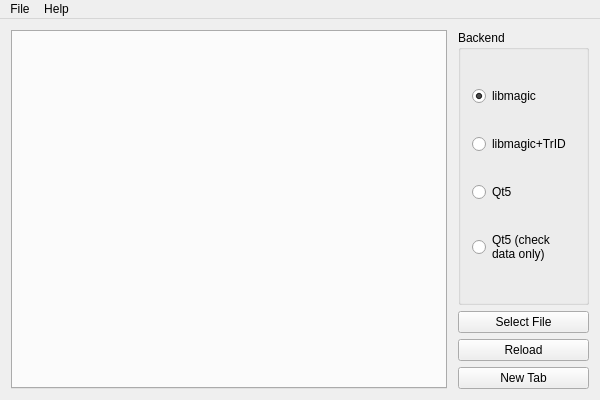
Before: the Qt Designer form fileinsight.ui in jlu5/FileInsight, drawn with Qt 5.
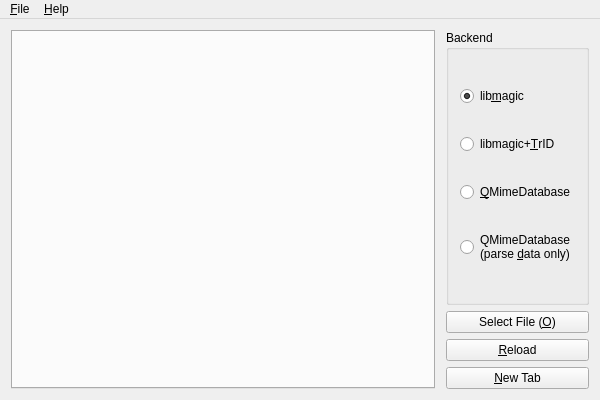
After: the same form once the commit is applied.

Commit message: Rename Qt 5 backend -> QMimeDatabase, consistently add mnemonics

The edit to the form file:
```diff
--- a/fileinsight.ui
+++ b/fileinsight.ui
@@ -39,7 +39,7 @@
          <item>
           <widget class="QRadioButton" name="backend_magic">
            <property name="text">
-            <string>libmagic</string>
+            <string>lib&amp;magic</string>
            </property>
            <property name="checked">
             <bool>true</bool>
@@ -52,7 +52,7 @@
             <string>Extended info only; better for binaries</string>
            </property>
            <property name="text">
-            <string>libmagic+TrID </string>
+            <string>libmagic+&amp;TrID </string>
            </property>
           </widget>
          </item>
@@ -62,15 +62,15 @@
             <string>MIME Type only</string>
            </property>
            <property name="text">
-            <string>Qt5</string>
+            <string>&amp;QMimeDatabase</string>
            </property>
           </widget>
          </item>
          <item>
           <widget class="QRadioButton" name="backend_qt_fileonly">
            <property name="text">
-            <string>Qt5 (check
-data only)</string>
+            <string>QMimeDatabase
+(parse &amp;data only)</string>
            </property>
           </widget>
          </item>
@@ -86,21 +86,21 @@
          </sizepolicy>
         </property>
         <property name="text">
-         <string>Select File</string>
+         <string>Select File (&amp;O)</string>
         </property>
        </widget>
       </item>
       <item>
        <widget class="QPushButton" name="reloadButton">
         <property name="text">
-         <string>Reload</string>
+         <string>&amp;Reload</string>
         </property>
        </widget>
       </item>
       <item>
        <widget class="QPushButton" name="addTabButton">
         <property name="text">
-         <string>New Tab</string>
+         <string>&amp;New Tab</string>
         </property>
        </widget>
       </item>
@@ -114,19 +114,19 @@
      <x>0</x>
      <y>0</y>
      <width>600</width>
-     <height>21</height>
+     <height>28</height>
     </rect>
    </property>
    <widget class="QMenu" name="menuFile">
     <property name="title">
-     <string>File</string>
+     <string>&amp;File</string>
     </property>
     <addaction name="actionSelect"/>
     <addaction name="actionQuit"/>
    </widget>
    <widget class="QMenu" name="menuHelp">
     <property name="title">
-     <string>Help</string>
+     <string>&amp;Help</string>
     </property>
     <addaction name="actionAbout"/>
     <addaction name="actionAbout_Qt"/>
```
